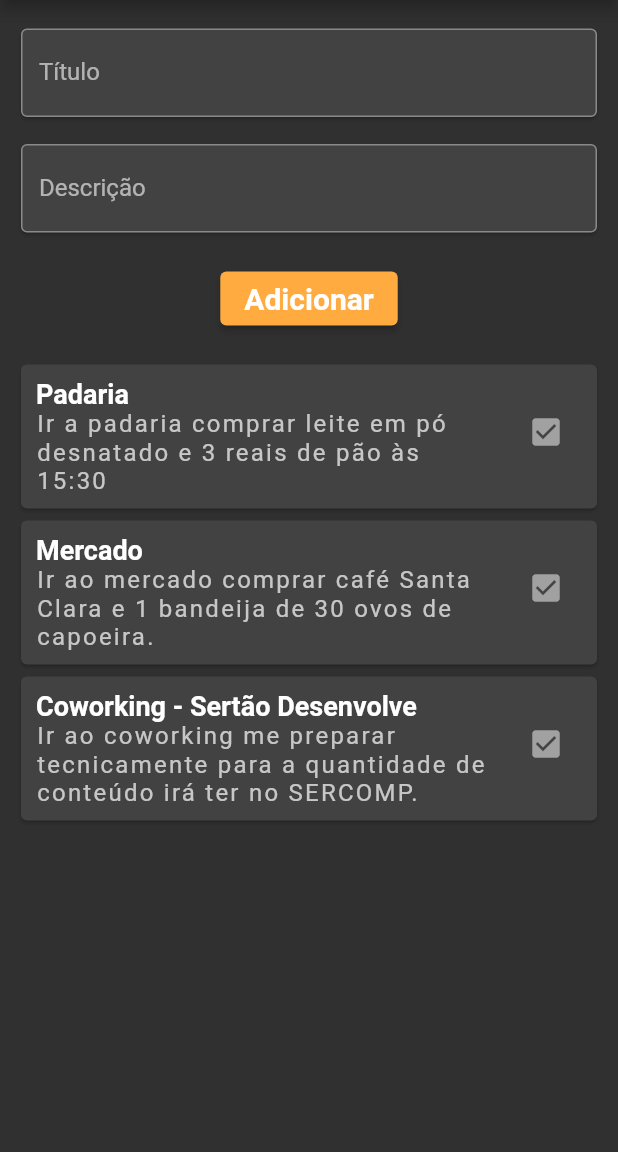
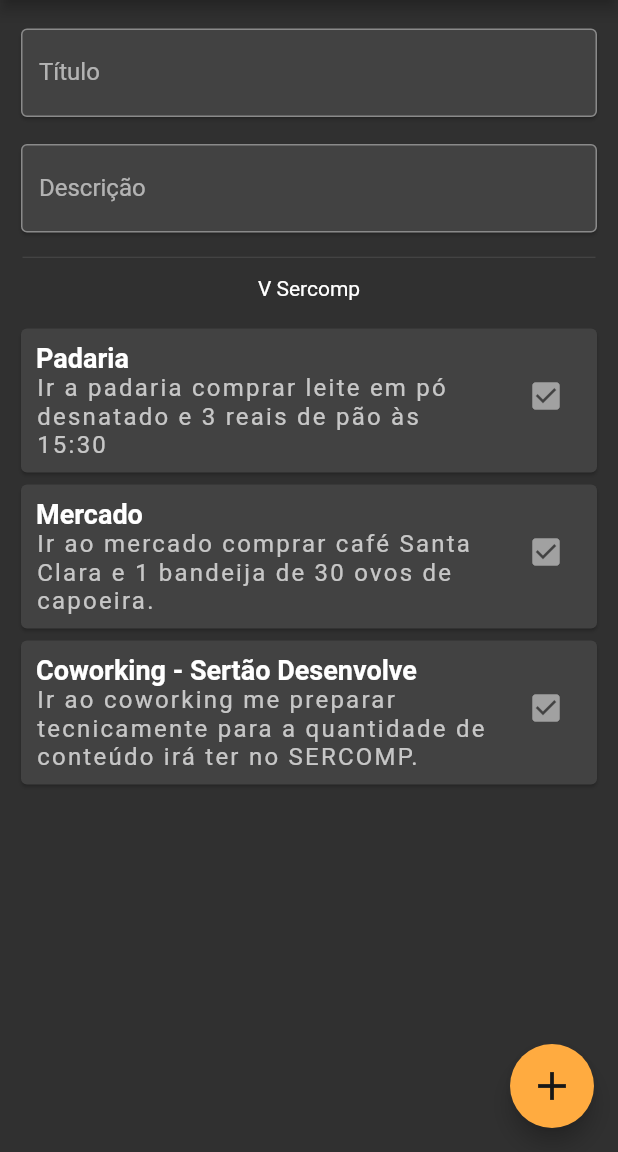
Before and after one commit to wladmyralmeida/SERCOMPUEPB, a Flutter app: the screen it shows after launch, on a phone screen of 412 x 824 dp, the part 84-1236 px from its top. Run offline on Flutter 3.47's test engine with Material 2 defaults, Android fonts, the phone set to English and light mode, and no system bars; Roboto replaces fonts that are missing (Georgia).

Commit message:
Final version 1.0

```diff
--- /dev/null
+++ b/lib/app/home/home_page.dart
@@ -0,0 +1,90 @@
+import 'package:flutter/material.dart';
+import 'package:todoapp/todo.dart';
+import 'package:todoapp/widgets/custom_list_tile_widget.dart';
+
+class HomePage extends StatefulWidget {
+  const HomePage({super.key, required this.title});
+
+  final String title;
+
+  @override
+  State<HomePage> createState() => _HomePageState();
+}
+
+class _HomePageState extends State<HomePage> {
+  final TextEditingController _titleController = TextEditingController();
+  final TextEditingController _subtitleController = TextEditingController();
+
+  final List<Todo> _todoList = [
+    Todo(title: 'Padaria', subtitle: 'Ir a padaria comprar leite em pó desnatado e 3 reais de pão às 15:30'),
+    Todo(title: 'Mercado', subtitle: 'Ir ao mercado comprar café Santa Clara e 1 bandeija de 30 ovos de capoeira.'),
+    Todo(
+        title: 'Coworking - Sertão Desenvolve',
+        subtitle: 'Ir ao coworking me preparar tecnicamente para a quantidade de conteúdo irá ter no SERCOMP.'),
+  ];
+  @override
+  Widget build(BuildContext context) {
+    // final List<String> items =
+    //     List<String>.generate(_todoList.length, (i) => '$i');
+
+    return Scaffold(
+      appBar: AppBar(
+        title: Text(
+          widget.title,
+          style: const TextStyle(fontWeight: FontWeight.bold),
+        ),
+      ),
+      body: Padding(
+        padding: const EdgeInsets.symmetric(vertical: 15.0, horizontal: 10),
+        child: Column(
+          children: [
+            Card(
+              child: TextField(
+                  controller: _titleController,
+                  textInputAction: TextInputAction.next,
+                  decoration: const InputDecoration(labelText: "Título", border: OutlineInputBorder())),
+            ),
+            const SizedBox(
+              height: 10.0,
+            ),
+            Card(
+              child: TextField(
+                  controller: _subtitleController,
+                  decoration: const InputDecoration(labelText: "Descrição", border: OutlineInputBorder())),
+            ),
+            const Padding(
+              padding: EdgeInsets.symmetric(horizontal: 5.0),
+              child: Divider(
+                height: 25,
+              ),
+            ),
+            Text('V Sercomp'),
+            SizedBox(
+              height: 15,
+            ),
+            CustomListTileWidget(todosList: _todoList),
+          ],
+        ),
+      ),
+      floatingActionButton: FloatingActionButton(
+        child: const Icon(
+          Icons.add,
+          size: 32,
+        ),
+        onPressed: () {
+          setState(
+            () {
+              _todoList.add(
+                Todo(
+                  title: _titleController.text,
+                  subtitle: _subtitleController.text,
+                  isDone: false,
+                ),
+              );
+            },
+          );
+        },
+      ),
+    );
+  }
+}
--- a/lib/main.dart
+++ b/lib/main.dart
@@ -1,6 +1,5 @@
 import 'package:flutter/material.dart';
-import 'package:todoapp/todo.dart';
-import 'package:todoapp/widgets/custom_list_tile_widget.dart';
+import 'package:todoapp/app/home/home_page.dart';
 
 void main() {
   runApp(const MyApp());
@@ -19,7 +18,7 @@ class MyApp extends StatelessWidget {
           brightness: Brightness.dark,
           primary: Colors.orange,
           onPrimary: Color(0xFFFEFEFE), //PARA TEXTOS
-          secondary: Color(0xFF171717),
+          secondary: Colors.orangeAccent,
           onSecondary: Color(0xFF171717),
           error: Color(0xFFFF5252),
           onError: Color(0xFFFF5252),
@@ -30,101 +29,7 @@ class MyApp extends StatelessWidget {
         ),
         fontFamily: 'Georgia',
       ),
-      home: const MyHomePage(title: 'Lista de Coisas a Fazer - TODO'),
+      home: const HomePage(title: 'Lista de Coisas a Fazer - TODO'),
     );
   }
 }
-
-class MyHomePage extends StatefulWidget {
-  const MyHomePage({super.key, required this.title});
-
-  final String title;
-
-  @override
-  State<MyHomePage> createState() => _MyHomePageState();
-}
-
-class _MyHomePageState extends State<MyHomePage> {
-  final TextEditingController _titleController = TextEditingController();
-  final TextEditingController _subtitleController = TextEditingController();
-
-  final List<Todo> _todoList = [
-    Todo(
-        title: 'Padaria',
-        subtitle:
-            'Ir a padaria comprar leite em pó desnatado e 3 reais de pão às 15:30'),
-    Todo(
-        title: 'Mercado',
-        subtitle:
-            'Ir ao mercado comprar café Santa Clara e 1 bandeija de 30 ovos de capoeira.'),
-    Todo(
-        title: 'Coworking - Sertão Desenvolve',
-        subtitle:
-            'Ir ao coworking me preparar tecnicamente para a quantidade de conteúdo irá ter no SERCOMP.'),
-  ];
-  @override
-  Widget build(BuildContext context) {
-    // final List<String> items =
-    //     List<String>.generate(_todoList.length, (i) => '$i');
-
-    return Scaffold(
-      appBar: AppBar(
-        title: Text(
-          widget.title,
-          style: const TextStyle(fontWeight: FontWeight.bold),
-        ),
-      ),
-      body: Padding(
-        padding: const EdgeInsets.symmetric(vertical: 15.0, horizontal: 10),
-        child: Column(
-          children: [
-            Card(
-              child: TextField(
-                  controller: _titleController,
-                  decoration: const InputDecoration(
-                      labelText: "Título", border: OutlineInputBorder())),
-            ),
-            const SizedBox(
-              height: 10.0,
-            ),
-            Card(
-              child: TextField(
-                  controller: _subtitleController,
-                  decoration: const InputDecoration(
-                      labelText: "Descrição", border: OutlineInputBorder())),
-            ),
-            Padding(
-              padding: const EdgeInsets.all(16.0),
-              child: ElevatedButton(
-                onPressed: () {
-                  setState(() {
-                    _todoList.add(
-                      Todo(
-                        title: _titleController.text,
-                        subtitle: _subtitleController.text,
-                        isDone: false,
-                      ),
-                    );
-                  });
-                },
-                style: const ButtonStyle(
-                  backgroundColor:
-                      MaterialStatePropertyAll<Color>(Colors.orangeAccent),
-                ),
-                child: const Text(
-                  "Adicionar",
-                  style: TextStyle(
-                    color: Colors.white,
-                    fontWeight: FontWeight.bold,
-                    fontSize: 20,
-                  ),
-                ),
-              ),
-            ),
-            CustomListTileWidget(todosList: _todoList),
-          ],
-        ),
-      ),
-    );
-  }
-}
--- a/lib/todo.dart
+++ b/lib/todo.dart
@@ -3,5 +3,9 @@ class Todo {
   String subtitle;
   bool isDone;
 
-  Todo({required this.title, required this.subtitle, this.isDone = false});
+  Todo({
+    required this.title,
+    required this.subtitle,
+    this.isDone = false,
+  });
 }
--- a/lib/widgets/custom_list_tile_widget.dart
+++ b/lib/widgets/custom_list_tile_widget.dart
@@ -33,8 +33,7 @@ class _CustomListTileWidgetState extends State<CustomListTileWidget> {
                 widget.todosList[index].subtitle,
                 style: const TextStyle(fontSize: 16, letterSpacing: 1.5),
               ),
-                contentPadding:
-                    const EdgeInsets.symmetric(horizontal: 10, vertical: 5),
+              contentPadding: const EdgeInsets.symmetric(horizontal: 10, vertical: 5),
               trailing: !widget.todosList[index].isDone
                   ? IconButton(
                       icon: Icon(
@@ -48,15 +47,12 @@ class _CustomListTileWidgetState extends State<CustomListTileWidget> {
                             return AlertDialog(
                               title: Text(
                                 'Deseja CONCLUIR a tarefa? \n\n${widget.todosList[index].title}',
-                                  style: const TextStyle(
-                                      fontWeight: FontWeight.bold),
+                                style: const TextStyle(fontWeight: FontWeight.bold),
                               ),
                               actions: <Widget>[
                                 ElevatedButton(
                                   style: const ButtonStyle(
-                                      backgroundColor:
-                                          MaterialStatePropertyAll<Color>(
-                                              Colors.red),
+                                    backgroundColor: MaterialStatePropertyAll<Color>(Colors.red),
                                   ),
                                   child: const Text('Cancelar'),
                                   onPressed: () {
@@ -65,9 +61,7 @@ class _CustomListTileWidgetState extends State<CustomListTileWidget> {
                                 ),
                                 ElevatedButton(
                                   style: const ButtonStyle(
-                                      backgroundColor:
-                                          MaterialStatePropertyAll<Color>(
-                                              Colors.green),
+                                    backgroundColor: MaterialStatePropertyAll<Color>(Colors.green),
                                   ),
                                   onPressed: () {
                                     setState(() {
@@ -76,16 +70,16 @@ class _CustomListTileWidgetState extends State<CustomListTileWidget> {
                                     Navigator.of(context).pop();
 
                                     final snackBar = SnackBar(
-                                        content: const Text(
-                                            'Parabéns! Você concluiu mais uma tarefa!!🥳'),
+                                      content: const Text('Parabéns! Você concluiu mais uma tarefa!!🥳'),
                                       action: SnackBarAction(
                                         label: 'Ok',
                                         onPressed: () {},
                                       ),
                                     );
 
-                                      ScaffoldMessenger.of(context)
-                                          .showSnackBar(snackBar);
+                                    ScaffoldMessenger.of(context).showSnackBar(snackBar);
+
+                                    FocusManager.instance.primaryFocus?.unfocus();
                                   },
                                   child: const Text('Sim'),
                                 ),
@@ -105,14 +99,11 @@ class _CustomListTileWidgetState extends State<CustomListTileWidget> {
                           context: context,
                           builder: (context) {
                             return AlertDialog(
-                                  title: Text(
-                                      'Deseja DELETAR a tarefa? \n\n${widget.todosList[index].title}'),
+                              title: Text('Deseja DELETAR a tarefa? \n\n${widget.todosList[index].title}'),
                               actions: <Widget>[
                                 ElevatedButton(
                                   style: const ButtonStyle(
-                                        backgroundColor:
-                                            MaterialStatePropertyAll<Color>(
-                                                Colors.red),
+                                    backgroundColor: MaterialStatePropertyAll<Color>(Colors.red),
                                   ),
                                   child: const Text('Cancelar'),
                                   onPressed: () {
@@ -121,9 +112,7 @@ class _CustomListTileWidgetState extends State<CustomListTileWidget> {
                                 ),
                                 ElevatedButton(
                                   style: const ButtonStyle(
-                                        backgroundColor:
-                                            MaterialStatePropertyAll<Color>(
-                                                Colors.green),
+                                    backgroundColor: MaterialStatePropertyAll<Color>(Colors.green),
                                   ),
                                   onPressed: () {
                                     setState(() {
@@ -132,27 +121,29 @@ class _CustomListTileWidgetState extends State<CustomListTileWidget> {
                                     Navigator.of(context).pop();
 
                                     final snackBar = SnackBar(
-                                          content: const Text(
-                                              'Você excluiu a tarefa com sucesso! ❌'),
+                                      content: const Text('Você excluiu a tarefa com sucesso! ❌'),
                                       action: SnackBarAction(
                                         label: 'Ok',
                                         onPressed: () {},
                                       ),
                                     );
 
-                                        ScaffoldMessenger.of(context)
-                                            .showSnackBar(snackBar);
+                                    ScaffoldMessenger.of(context).showSnackBar(snackBar);
+
+                                    FocusManager.instance.primaryFocus?.unfocus();
                                   },
                                   child: const Text('Sim'),
                                 ),
                               ],
                             );
-                              });
+                          },
+                        );
                       },
                     ),
             ),
           );
-          }),
+        },
+      ),
     );
   }
 }
```
Lines whose indentation alone changed are shown as unchanged.
